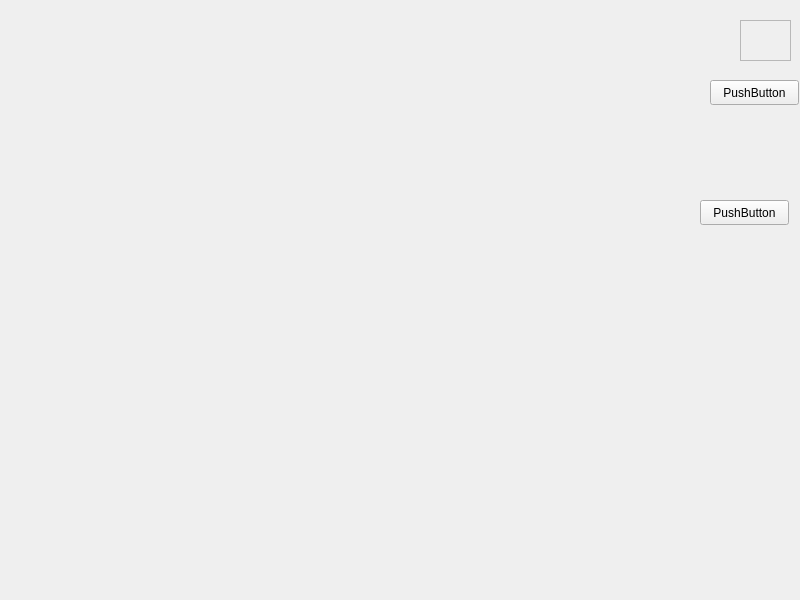
Qt form widget.ui (zanerogl/AlbumDemo) before a commit.
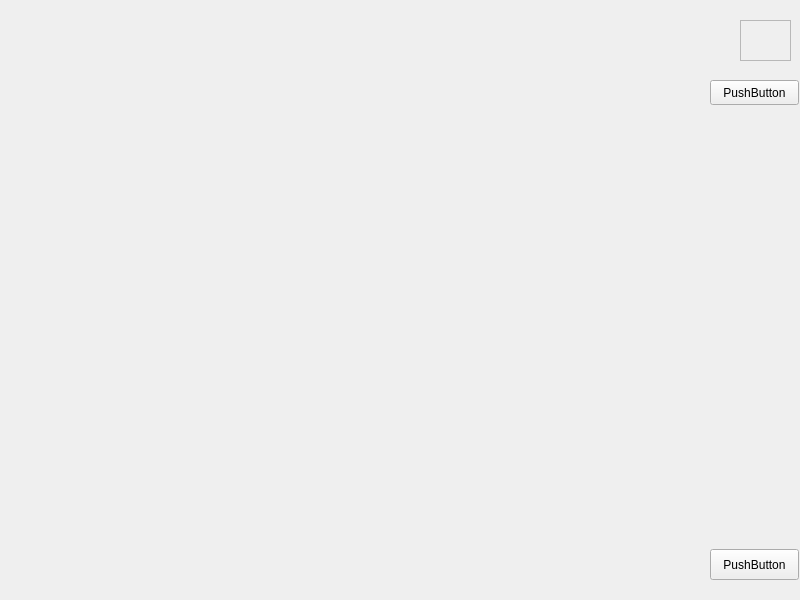
The same form after that commit.

The edit to the form file:
```diff
--- a/widget.ui
+++ b/widget.ui
@@ -39,10 +39,10 @@
   <widget class="QPushButton" name="pushButton">
    <property name="geometry">
     <rect>
-     <x>700</x>
-     <y>200</y>
+     <x>710</x>
+     <y>549</y>
      <width>89</width>
-     <height>25</height>
+     <height>31</height>
     </rect>
    </property>
    <property name="text">
```
